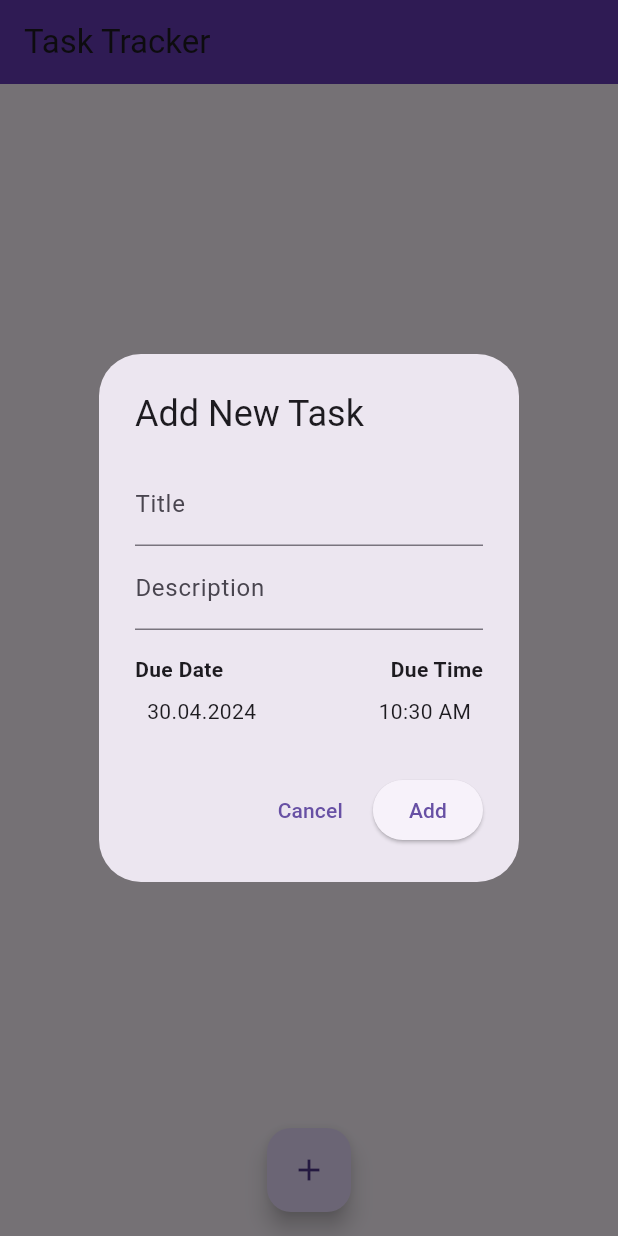
After one commit to m-i-k-o-r/time-ahead-frontend, a Flutter app: the MyHomePage screen opened directly, after a tap on the "add" icon, on a phone screen of 412 x 824 dp. The commit adds this screen. Run offline on Flutter 3.47's test engine with Material 3 defaults, Android fonts, the phone set to English and light mode, and no system bars; our stand-ins replace flutter_svg.

Commit message:
tp-47 feature: finished main functions of tasks list

```diff
--- a/lib/myApp/screen_manager.dart
+++ b/lib/myApp/screen_manager.dart
@@ -1,7 +1,7 @@
 import 'package:first_flutter_app/myApp/activity/activity_list.dart';
 import 'package:first_flutter_app/myApp/habits/habits_list.dart';
 import 'package:first_flutter_app/myApp/profile/profile_page.dart';
-import 'package:first_flutter_app/myApp/tasks/to-do_list.dart';
+import 'package:first_flutter_app/myApp/tasks/task_list.dart';
 import 'package:first_flutter_app/myApp/widgets.dart';
 import 'package:flutter/material.dart';
 
@@ -15,7 +15,7 @@ class _MainScreenState extends State<ScreenManager> {
 
   final List<Widget> _screens = [
     ActivityList(), // Экран активностей
-    ToDoList(),
+    MyHomePage(),
     HabitTrackerScreen(),// Экран задач
     ProfilePage() // Экран профиля
   ];
--- /dev/null
+++ b/lib/myApp/tasks/task_list.dart
@@ -0,0 +1,156 @@
+import 'package:first_flutter_app/myApp/tasks/widgets.dart';
+import 'package:flutter/material.dart';
+import 'package:intl/intl.dart';
+
+class MyHomePage extends StatefulWidget {
+  const MyHomePage({super.key});
+
+  @override
+  _MyHomePageState createState() => _MyHomePageState();
+}
+
+class _MyHomePageState extends State<MyHomePage> {
+  List<Task> tasks = [];
+
+  void _deleteTask(int index) {
+    showDialog(
+      context: context,
+      builder: (context) => AlertDialog(
+        title: const Text('Delete Task'),
+        content: const Text('Are you sure you want to delete this task?'),
+        actions: [
+          TextButton(
+            onPressed: () {
+              Navigator.of(context).pop();
+            },
+            child: const Text('Cancel'),
+          ),
+          TextButton(
+            onPressed: () {
+              setState(() {
+                tasks.removeAt(index);
+              });
+              Navigator.of(context).pop();
+            },
+            child: const Text('Confirm'),
+          ),
+        ],
+      ),
+    );
+  }
+
+  void _toggleTaskCompletion(int index) {
+    setState(() {
+      tasks[index].isCompleted = !tasks[index].isCompleted;
+    });
+  }
+
+  void _addTask(String title, String description, DateTime dueDate, TimeOfDay dueTime) {
+    final dueDateTime = DateTime(dueDate.year, dueDate.month, dueDate.day, dueTime.hour, dueTime.minute);
+    final newTask = Task(
+      title: title,
+      description: description,
+      dueDateTime: dueDateTime,
+      isCompleted: false,
+    );
+    setState(() {
+      tasks.add(newTask);
+      tasks.sort((a, b) => a.dueDateTime.compareTo(b.dueDateTime));
+    });
+  }
+  @override
+  Widget build(BuildContext context) {
+    return Scaffold(
+      appBar: AppBar(
+        title: const Text('Task Tracker'),
+        backgroundColor: Colors.deepPurple,
+      ),
+      body: ListView.builder(
+        itemCount: tasks.length,
+        itemBuilder: (context, index) {
+          final task = tasks[index];
+          return ListTile(
+            title: Text(task.title),
+            subtitle: Text(DateFormat('HH:mm dd.MM.yyyy').format(task.dueDateTime)),
+            onTap: () => _showTaskDetailsDialog(task),
+            trailing: Row(
+              mainAxisSize: MainAxisSize.min,
+              children: [
+                IconButton(
+                  icon: Icon(task.isCompleted ? Icons.check_circle : Icons.radio_button_unchecked, color: task.isCompleted ? Colors.deepPurple : Colors.deepPurple),
+                  onPressed: () => _toggleTaskCompletion(index),
+                ),
+                IconButton(
+                  icon: const Icon(Icons.edit, color: Colors.deepPurple),
+                  onPressed: () => _showEditTaskDialog(index),
+                ),
+                IconButton(
+                  icon: const Icon(Icons.delete, color: Colors.deepPurple),
+                  onPressed: () => _deleteTask(index),
+                ),
+              ],
+            ),
+            tileColor: task.isCompleted ? Colors.indigo[50] : null,
+          );
+        },
+      ),
+      floatingActionButton: FloatingActionButton(
+        child: const Icon(Icons.add),
+        onPressed: () => _showAddTaskDialog(),
+      ),
+      floatingActionButtonLocation: FloatingActionButtonLocation.centerFloat,
+    );
+  }
+
+  void _showTaskDetailsDialog(Task task) {
+    showDialog(
+      context: context,
+      builder: (context) => AlertDialog(
+        title: const Text('Task Details'),
+        content: Column(
+          mainAxisSize: MainAxisSize.min,
+          crossAxisAlignment: CrossAxisAlignment.start,
+          children: [
+            Text('Title: ${task.title}'),
+            Text('Due Date & Time: ${DateFormat('HH:mm dd.MM.yyyy').format(task.dueDateTime)}'),
+            Text('Description: ${task.description}'),
+          ],
+        ),
+        actions: [
+          TextButton(
+            onPressed: () {
+              Navigator.of(context).pop();
+            },
+            child: const Text('Close'),
+          ),
+        ],
+      ),
+    );
+  }
+
+  void _showAddTaskDialog() {
+    showDialog(
+      context: context,
+      builder: (context) => AddTaskDialog(
+        onAdd: _addTask,
+      ),
+    );
+  }
+
+  void _showEditTaskDialog(int index) {
+    showDialog(
+      context: context,
+      builder: (context) => EditTaskDialog(
+        task: tasks[index],
+        onUpdate: (title, description, dueDate, dueTime) {
+          setState(() {
+            tasks[index].title = title;
+            tasks[index].description = description;
+            tasks[index].dueDateTime = DateTime(dueDate.year, dueDate.month, dueDate.day, dueTime.hour, dueTime.minute);
+            tasks.sort((a, b) => a.dueDateTime.compareTo(b.dueDateTime));
+          });
+        },
+      ),
+    );
+  }
+}
--- /dev/null
+++ b/lib/myApp/tasks/widgets.dart
@@ -0,0 +1,308 @@
+import 'package:flutter/material.dart';
+import 'package:intl/intl.dart';
+
+
+class Task {
+  String title;
+  String description;
+  DateTime dueDateTime;
+  bool isCompleted;
+
+  Task({
+    required this.title,
+    required this.description,
+    required this.dueDateTime,
+    required this.isCompleted,
+  });
+}
+
+class AddTaskDialog extends StatefulWidget {
+  final Function(String, String, DateTime, TimeOfDay) onAdd;
+
+  const AddTaskDialog({super.key, required this.onAdd});
+
+  @override
+  _AddTaskDialogState createState() => _AddTaskDialogState();
+}
+
+class _AddTaskDialogState extends State<AddTaskDialog> {
+  final _formKey = GlobalKey<FormState>();
+  late TextEditingController _titleController;
+  late TextEditingController _descriptionController;
+  late DateTime _selectedDate;
+  late TimeOfDay _selectedTime;
+
+  @override
+  void initState() {
+    super.initState();
+    _titleController = TextEditingController();
+    _descriptionController = TextEditingController();
+    _selectedDate = DateTime.now();
+    _selectedTime = TimeOfDay.now();
+  }
+
+  @override
+  void dispose() {
+    _titleController.dispose();
+    _descriptionController.dispose();
+    super.dispose();
+  }
+
+  @override
+  Widget build(BuildContext context) {
+    return AlertDialog(
+      title: const Text('Add New Task'),
+      content: SingleChildScrollView(
+        child: Column(
+          mainAxisSize: MainAxisSize.min,
+          children: [
+            Form(
+              key: _formKey,
+              child: TextFormField(
+                controller: _titleController,
+                decoration: const InputDecoration(labelText: 'Title'),
+                validator: (value) {
+                  if (value == null || value.isEmpty) {
+                    return 'Please enter a task title';
+                  }
+                  return null;
+                },
+              ),
+            ),
+            TextFormField(
+              controller: _descriptionController,
+              decoration: const InputDecoration(labelText: 'Description'),
+            ),
+            const SizedBox(height: 16.0),
+            Row(
+              mainAxisAlignment: MainAxisAlignment.spaceBetween,
+              children: [
+                Column(
+                  crossAxisAlignment: CrossAxisAlignment.start,
+                  children: [
+                    const Text(
+                      'Due Date',
+                      style: TextStyle(fontWeight: FontWeight.bold),
+                    ),
+                    InkWell(
+                      onTap: () => _selectDate(context),
+                      child: Padding(
+                        padding: const EdgeInsets.all(8.0),
+                        child: Text(DateFormat('dd.MM.yyyy').format(_selectedDate)),
+                      ),
+                    ),
+                  ],
+                ),
+                Column(
+                  crossAxisAlignment: CrossAxisAlignment.end,
+                  children: [
+                    const Text(
+                      'Due Time',
+                      style: TextStyle(fontWeight: FontWeight.bold),
+                    ),
+                    InkWell(
+                      onTap: () => _selectTime(context),
+                      child: Padding(
+                        padding: const EdgeInsets.all(8.0),
+                        child: Text(_selectedTime.format(context)),
+                      ),
+                    ),
+                  ],
+                ),
+              ],
+            ),
+          ],
+        ),
+      ),
+      actions: [
+        TextButton(
+          onPressed: () {
+            Navigator.of(context).pop();
+          },
+          child: const Text('Cancel'),
+        ),
+        ElevatedButton(
+          onPressed: () {
+            if (_formKey.currentState!.validate()) {
+              widget.onAdd(_titleController.text, _descriptionController.text, _selectedDate, _selectedTime);
+              Navigator.of(context).pop();
+            }
+          },
+          child: const Text('Add'),
+        ),
+      ],
+    );
+  }
+
+  Future<void> _selectDate(BuildContext context) async {
+    final DateTime? pickedDate = await showDatePicker(
+      context: context,
+      initialDate: _selectedDate,
+      firstDate: DateTime.now(),
+      lastDate: DateTime(2100),
+    );
+    if (pickedDate != null && pickedDate != _selectedDate) {
+      setState(() {
+        _selectedDate = pickedDate;
+      });
+    }
+  }
+
+  Future<void> _selectTime(BuildContext context) async {
+    final TimeOfDay? pickedTime = await showTimePicker(
+      context: context,
+      initialTime: _selectedTime,
+    );
+    if (pickedTime != null && pickedTime != _selectedTime) {
+      setState(() {
+        _selectedTime = pickedTime;
+      });
+    }
+  }
+}
+
+class EditTaskDialog extends StatefulWidget {
+  final Task task;
+  final Function(String, String, DateTime, TimeOfDay) onUpdate;
+
+  const EditTaskDialog({super.key, required this.task, required this.onUpdate});
+
+  @override
+  _EditTaskDialogState createState() => _EditTaskDialogState();
+}
+
+class _EditTaskDialogState extends State<EditTaskDialog> {
+  final _formKey = GlobalKey<FormState>();
+  late TextEditingController _titleController;
+  late TextEditingController _descriptionController;
+  late DateTime _selectedDate;
+  late TimeOfDay _selectedTime;
+
+  @override
+  void initState() {
+    super.initState();
+    _titleController = TextEditingController(text: widget.task.title);
+    _descriptionController = TextEditingController(text: widget.task.description);
+    _selectedDate = widget.task.dueDateTime;
+    _selectedTime = TimeOfDay.fromDateTime(widget.task.dueDateTime);
+  }
+
+  @override
+  void dispose() {
+    _titleController.dispose();
+    _descriptionController.dispose();
+    super.dispose();
+  }
+
+  @override
+  Widget build(BuildContext context) {
+    return AlertDialog(
+      title: const Text('Edit Task'),
+      content: SingleChildScrollView(
+        child: Column(
+          mainAxisSize: MainAxisSize.min,
+          children: [
+            Form(
+              key: _formKey,
+              child: TextFormField(
+                controller: _titleController,
+                decoration: const InputDecoration(labelText: 'Title'),
+                validator: (value) {
+                  if (value == null || value.isEmpty) {
+                    return 'Please enter a task title';
+                  }
+                  return null;
+                },
+              ),
+            ),
+            TextFormField(
+              controller: _descriptionController,
+              decoration: const InputDecoration(labelText: 'Description'),
+            ),
+            const SizedBox(height: 16.0),
+            Row(
+              mainAxisAlignment: MainAxisAlignment.spaceBetween,
+              children: [
+                Column(
+                  crossAxisAlignment: CrossAxisAlignment.start,
+                  children: [
+                    const Text(
+                      'Due Date',
+                      style: TextStyle(fontWeight: FontWeight.bold),
+                    ),
+                    InkWell(
+                      onTap: () => _selectDate(context),
+                      child: Padding(
+                        padding: const EdgeInsets.all(8.0),
+                        child: Text(DateFormat('dd.MM.yyyy').format(_selectedDate)),
+                      ),
+                    ),
+                  ],
+                ),
+                Column(
+                  crossAxisAlignment: CrossAxisAlignment.end,
+                  children: [
+                    const Text(
+                      'Due Time',
+                      style: TextStyle(fontWeight: FontWeight.bold),
+                    ),
+                    InkWell(
+                      onTap: () => _selectTime(context),
+                      child: Padding(
+                        padding: const EdgeInsets.all(8.0),
+                        child: Text(_selectedTime.format(context)),
+                      ),
+                    ),
+                  ],
+                ),
+              ],
+            ),
+          ],
+        ),
+      ),
+      actions: [
+        TextButton(
+          onPressed: () {
+            Navigator.of(context).pop();
+          },
+          child: const Text('Cancel'),
+        ),
+        ElevatedButton(
+          onPressed: () {
+            if (_formKey.currentState!.validate()) {
+              widget.onUpdate(_titleController.text, _descriptionController.text, _selectedDate, _selectedTime);
+              Navigator.of(context).pop();
+            }
+          },
+          child: const Text('Update'),
+        ),
+      ],
+    );
+  }
+
+  Future<void> _selectDate(BuildContext context) async {
+    final DateTime? pickedDate = await showDatePicker(
+      context: context,
+      initialDate: _selectedDate,
+      firstDate: DateTime.now(),
+      lastDate: DateTime(2100),
+    );
+    if (pickedDate != null && pickedDate != _selectedDate) {
+      setState(() {
+        _selectedDate = pickedDate;
+      });
+    }
+  }
+
+  Future<void> _selectTime(BuildContext context) async {
+    final TimeOfDay? pickedTime = await showTimePicker(
+      context: context,
+      initialTime: _selectedTime,
+    );
+    if (pickedTime != null && pickedTime != _selectedTime) {
+      setState(() {
+        _selectedTime = pickedTime;
+      });
+    }
+  }
+}
--- a/lib/myApp/widgets.dart
+++ b/lib/myApp/widgets.dart
@@ -196,7 +196,6 @@ class SvgDivider extends StatelessWidget {
     );
   }
 }
-
 
 class Activity {
   String title;
--- a/pubspec.yaml
+++ b/pubspec.yaml
@@ -10,7 +10,9 @@ environment:
 dependencies:
   flutter:
     sdk: flutter
-  intl: ^0.19.0
+  intl: ^0.18.1
+  flutter_localizations:
+    sdk: flutter
 
   cupertino_icons: ^1.0.6
   flutter_svg: ^2.0.10+1
```
Also changed, not shown: lib/myApp/tasks/app.dart (added, +29 -0 lines), lib/myApp/tasks/to-do_list.dart (deleted, +0 -12 lines), pubspec.lock.
